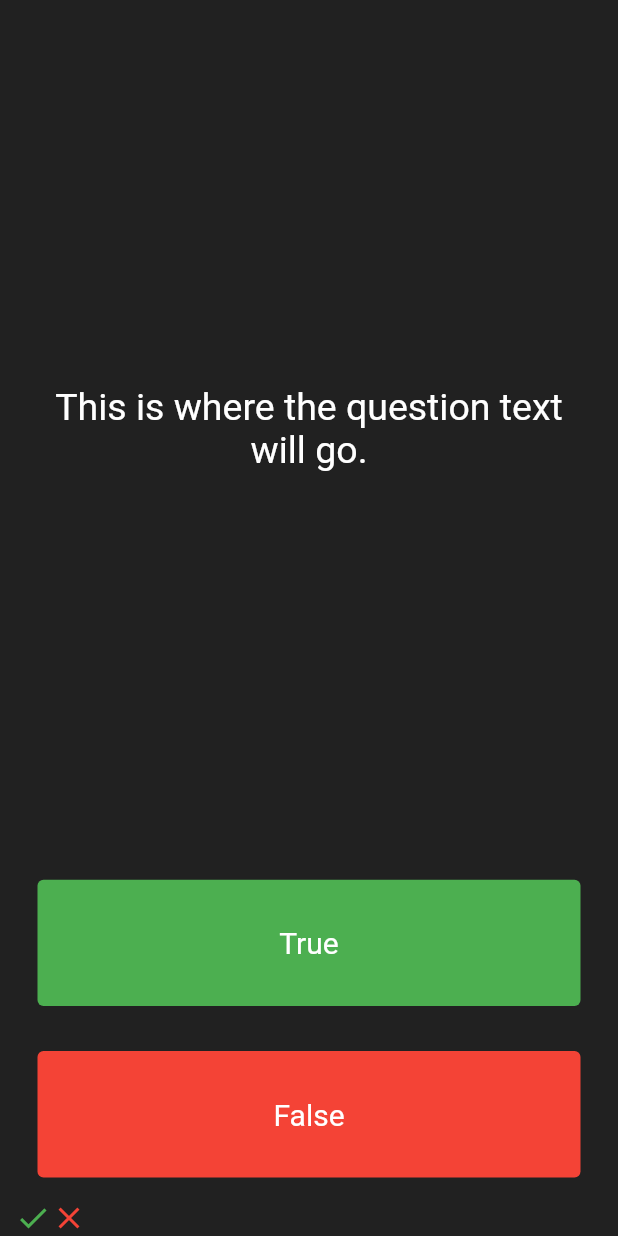
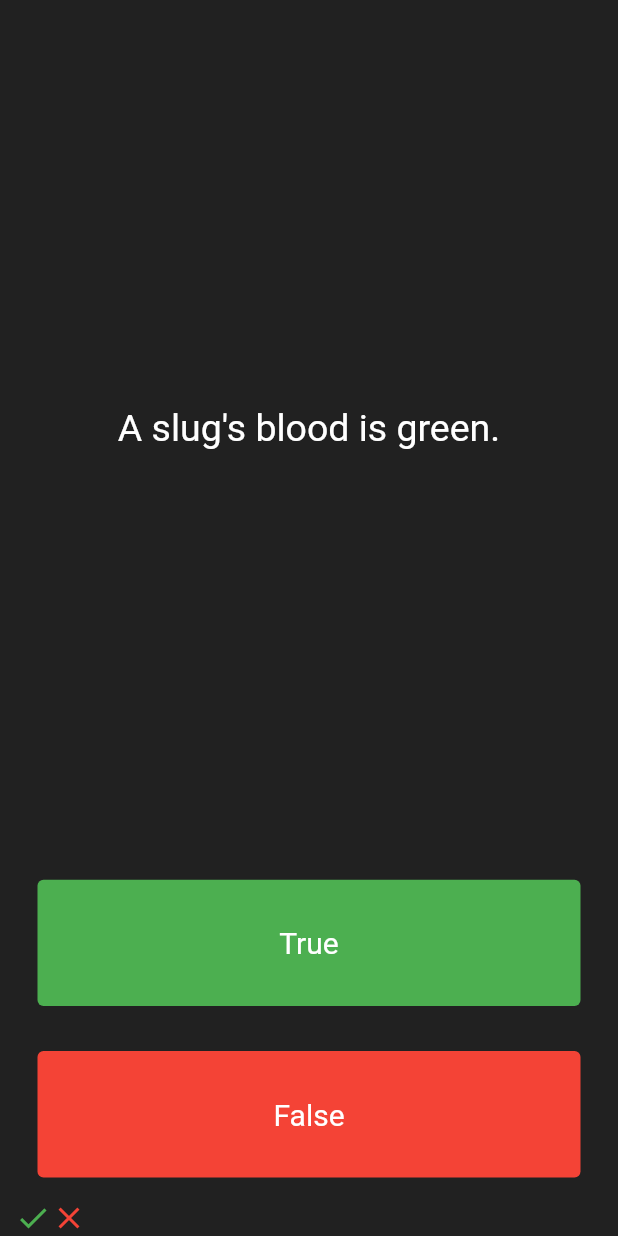
Before and after one commit to hadisalari2000/quizzler_flutter_master, a Flutter app: the screen it shows after launch, after a tap on "True", after a tap on "False", on a phone screen of 412 x 824 dp. Run offline on Flutter 3.47's test engine with Material 2 defaults, Android fonts, the phone set to English and light mode, and no system bars.

Commit message:
add question List

```diff
--- a/lib/main.dart
+++ b/lib/main.dart
@@ -1,3 +1,4 @@
+import 'package:flutter/foundation.dart';
 import 'package:flutter/material.dart';
 
 void main() {
@@ -10,6 +11,7 @@ class Quizzer extends StatelessWidget {
   @override
   Widget build(BuildContext context) {
     return MaterialApp(
+      debugShowCheckedModeBanner: false,
       home: Scaffold(
         backgroundColor: Colors.grey.shade900,
         body: const SafeArea(
@@ -32,6 +34,13 @@ class QuizPage extends StatefulWidget {
 
 class _QuizPageState extends State<QuizPage> {
   List<Widget> scourList = [];
+  List<String> questions = [
+    'You can lead a cow down stairs but not up stairs.',
+    'Approximately one quarter of human bones are in the feet.',
+    'A slug\'s blood is green.'
+  ];
+
+  int indexOfQuestion = 0;
 
   @override
   Widget build(BuildContext context) {
@@ -39,15 +48,15 @@ class _QuizPageState extends State<QuizPage> {
       mainAxisAlignment: MainAxisAlignment.spaceBetween,
       crossAxisAlignment: CrossAxisAlignment.stretch,
       children: <Widget>[
-        const Expanded(
+        Expanded(
           flex: 5,
           child: Padding(
-            padding: EdgeInsets.all(10.0),
+            padding: const EdgeInsets.all(10.0),
             child: Center(
               child: Text(
-                'This is where the question text will go.',
+                indexOfQuestion==questions.length?" Quiz Exit":questions[indexOfQuestion] ,
                 textAlign: TextAlign.center,
-                style: TextStyle(
+                style: const TextStyle(
                   fontSize: 25.0,
                   color: Colors.white,
                 ),
@@ -71,10 +80,17 @@ class _QuizPageState extends State<QuizPage> {
               ),
               onPressed: () {
                 setState(() {
+                  if (indexOfQuestion <= questions.length-1 ) {
                     scourList.add(const Icon(
                       Icons.check,
                       color: Colors.green,
                     ));
+                    indexOfQuestion++;
+                  }else{
+                    if (kDebugMode) {
+                      print('Quiz exit !!!');
+                    }
+                  }
                 });
                 //The user picked true.
               },
@@ -97,10 +113,17 @@ class _QuizPageState extends State<QuizPage> {
               ),
               onPressed: () {
                 setState(() {
+                  if (indexOfQuestion <= questions.length-1) {
                     scourList.add(const Icon(
                       Icons.close,
                       color: Colors.red,
                     ));
+                    indexOfQuestion++;
+                  }else{
+                    if (kDebugMode) {
+                      print('Quiz exit !!!');
+                    }
+                  }
                 });
                 //The user picked false.
               },
```
Lines whose indentation alone changed are shown as unchanged.
